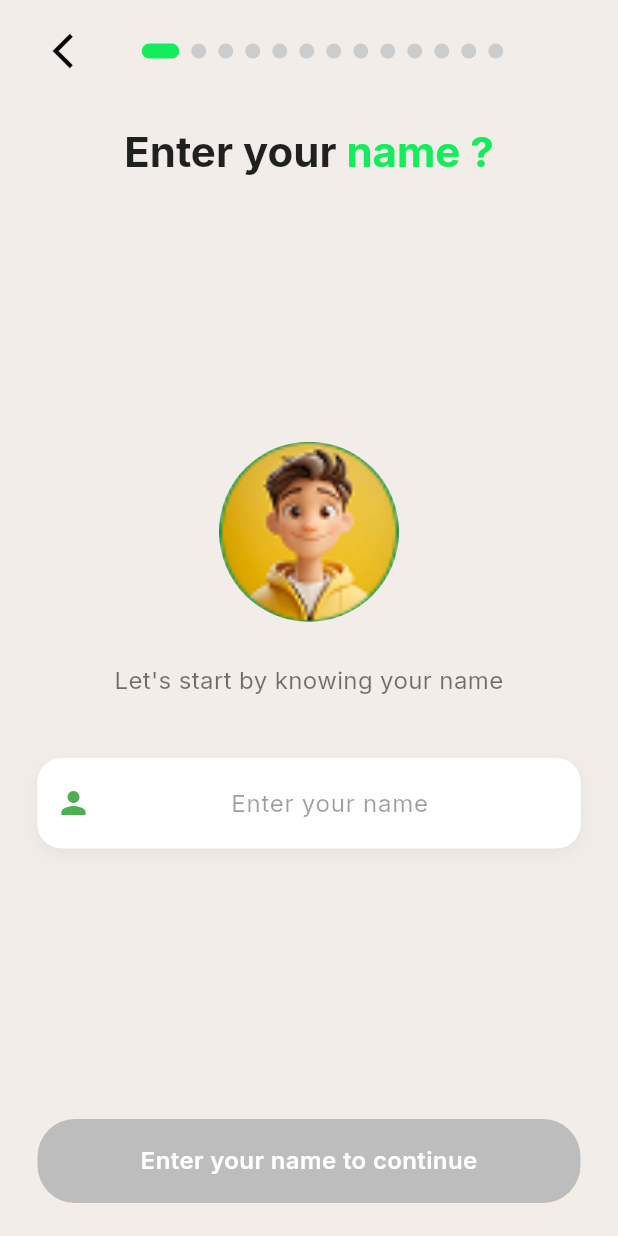
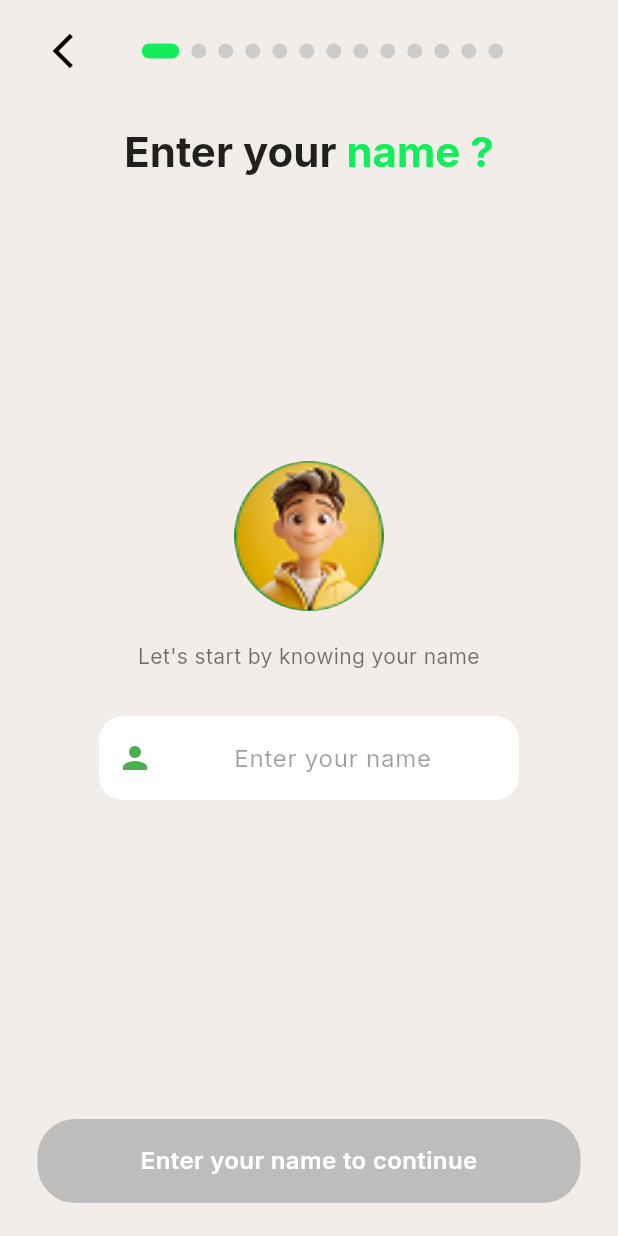
Before and after one commit to Ta-Ha10/NutriseeSmart1, a Flutter app: the NameInputScreen screen opened directly, on a phone screen of 412 x 824 dp. Run offline on Flutter 3.47's test engine with Material 3 defaults, Android fonts, the phone set to English and light mode, and no system bars; our stand-ins replace cloud_firestore, firebase_auth, firebase_core, gap, google_fonts, google_sign_in and 1 more; missing offline and left inert: animated_weight_picker; accounts and stored records are empty; project files that could hold a hidden picture were left out.

```diff
--- a/lib/Screens/Signup/name_input_screen.dart
+++ b/lib/Screens/Signup/name_input_screen.dart
@@ -73,32 +73,28 @@ class _NameInputScreenState extends State<NameInputScreen> {
             ),
           ),
         ),
-        content: Column(
+        content: SingleChildScrollView(
+          child: ConstrainedBox(
+            constraints: BoxConstraints(
+              minHeight: MediaQuery.of(context).size.height * 0.7,
+            ),
+            child: Column(
               mainAxisAlignment: MainAxisAlignment.center,
+              crossAxisAlignment: CrossAxisAlignment.center,
               children: [
                 CircleAvatar(
-              radius: 60,
+                  radius: 50,
                   backgroundImage: const AssetImage('assets/Photoes/Profile Photo.png'),
                 ),
-            const Gap(28),
+                const Gap(20),
                 Text(
                   'Let\'s start by knowing your name',
-              style: GoogleFonts.inter(fontSize: 16, color: Colors.black54),
+                  style: GoogleFonts.inter(fontSize: 14, color: Colors.black54),
                   textAlign: TextAlign.center,
                 ),
-            const Gap(40),
-            Container(
-              decoration: BoxDecoration(
-                color: Colors.white,
-                borderRadius: BorderRadius.circular(16),
-                boxShadow: [
-                  BoxShadow(
-                    color: Colors.black.withOpacity(0.05),
-                    blurRadius: 10,
-                    offset: const Offset(0, 4),
-                  ),
-                ],
-              ),
+                const Gap(30),
+                SizedBox(
+                  width: 280,
                   child: TextField(
                     controller: _nameController,
                     decoration: InputDecoration(
@@ -112,8 +108,8 @@ class _NameInputScreenState extends State<NameInputScreen> {
                       filled: true,
                       fillColor: Colors.white,
                       contentPadding: const EdgeInsets.symmetric(
-                    horizontal: 20,
-                    vertical: 18,
+                        horizontal: 16,
+                        vertical: 16,
                       ),
                     ),
                     style: GoogleFonts.inter(fontSize: 16, color: Colors.black87),
@@ -121,6 +117,8 @@ class _NameInputScreenState extends State<NameInputScreen> {
                   ),
                 ),
               ],
+            ),
+          ),
         ),
         bottomAction: _isNameValid
             ? NextButton(
--- a/lib/Screens/Signup/obesity_screen.dart
+++ b/lib/Screens/Signup/obesity_screen.dart
@@ -84,7 +84,8 @@ class _ObesityScreenState extends State<ObesityScreen> {
               Gap(150), // Image
               Image.asset(
                 'assets/Photoes/diabetes.png',
-                height: 250,
+                height: 150,
+
                 fit: BoxFit.contain,
               ),
               const SizedBox(height: 40),
@@ -139,8 +140,8 @@ class _ObesityScreenState extends State<ObesityScreen> {
     return GestureDetector(
       onTap: () => setState(() => hasObesity = value),
       child: Container(
-        width: 80,
-        height: 80,
+        width: 70,
+        height: 70,
         decoration: BoxDecoration(
           color: isSelected ? Colors.green : Colors.grey[600],
           shape: BoxShape.circle,
--- a/pubspec.yaml
+++ b/pubspec.yaml
@@ -52,12 +52,8 @@ dev_dependencies:
   flutter_test:
     sdk: flutter
 
-  # The "flutter_lints" package below contains a set of recommended lints to
-  # encourage good coding practices. The lint set provided by the package is
-  # activated in the `analysis_options.yaml` file located at the root of your
-  # package. See that file for information about deactivating specific lint
-  # rules and activating additional ones.
   flutter_lints: ^6.0.0
+  flutter_launcher_icons: ^0.14.1
 
 # For information on the generic Dart part of this file, see the
 # following page: https://dart.dev/tools/pub/pubspec
```
Also changed, not shown: pubspec.lock, 25 other files. Lines whose indentation alone changed are shown as unchanged.
